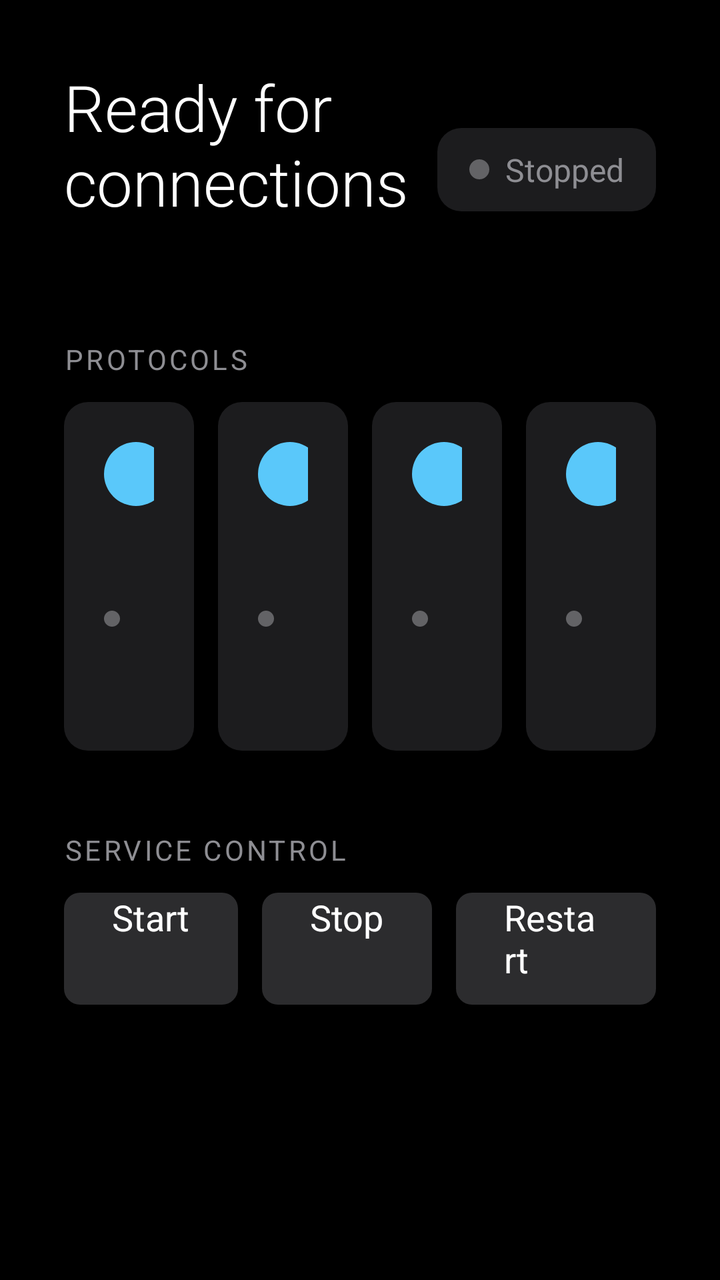
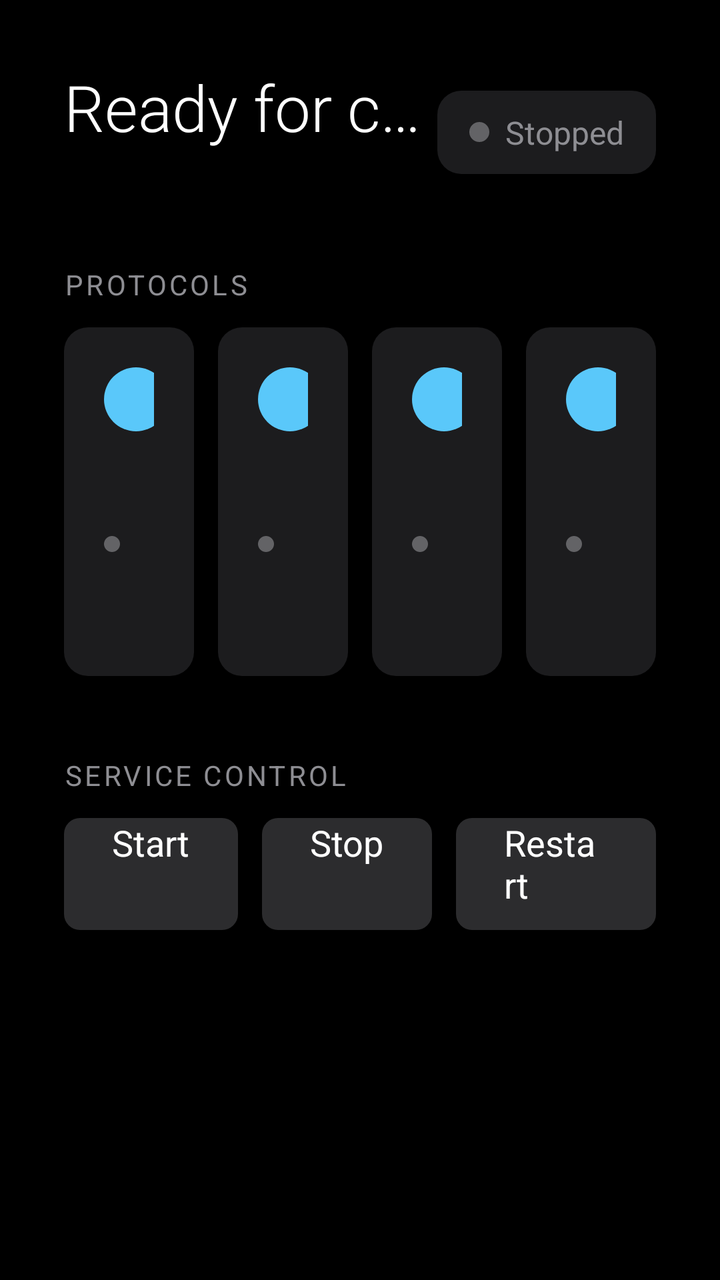

An Android layout rendered at two revisions. The XML below is the earlier revision; the diff shows what the commit changed to produce the second picture.
<!-- AndroidManifest.xml: application theme Theme.PhairPlay -->
<!-- res/layout/fragment_home.xml -->
<?xml version="1.0" encoding="utf-8"?>
<FrameLayout
    xmlns:android="http://schemas.android.com/apk/res/android"
    xmlns:app="http://schemas.android.com/apk/res-auto"
    android:layout_width="match_parent"
    android:layout_height="match_parent"
    android:background="@color/background_dark">

    <ScrollView
        android:layout_width="match_parent"
        android:layout_height="match_parent"
        android:background="@color/background_dark"
        android:fillViewport="true">

    <LinearLayout
        android:layout_width="match_parent"
        android:layout_height="wrap_content"
        android:orientation="vertical"
        android:padding="32dp">

        
        <LinearLayout
            android:layout_width="match_parent"
            android:layout_height="wrap_content"
            android:baselineAligned="false"
            android:orientation="horizontal"
            android:gravity="center_vertical"
            android:layout_marginBottom="32dp">

            <LinearLayout
                android:layout_width="0dp"
                android:layout_height="wrap_content"
                android:layout_weight="1"
                android:orientation="vertical">

                <TextView
                    android:id="@+id/text_page_title"
                    android:layout_width="wrap_content"
                    android:layout_height="wrap_content"
                    android:text="@string/home_title"
                    android:textColor="@color/text_primary"
                    android:textSize="32sp"
                    android:fontFamily="sans-serif-light" />

                <TextView
                    android:id="@+id/text_device_name"
                    android:layout_width="wrap_content"
                    android:layout_height="wrap_content"
                    android:layout_marginTop="4dp"
                    android:textColor="@color/text_secondary"
                    android:textSize="16sp" />
            </LinearLayout>

            
            <LinearLayout
                android:layout_width="wrap_content"
                android:layout_height="wrap_content"
                android:orientation="horizontal"
                android:gravity="center_vertical"
                android:background="@drawable/focus_ring_selector"
                android:paddingHorizontal="16dp"
                android:paddingVertical="10dp">

                <View
                    android:id="@+id/dot_service_state"
                    android:layout_width="10dp"
                    android:layout_height="10dp"
                    android:background="@drawable/status_dot"
                    android:layout_marginEnd="8dp" />

                <TextView
                    android:id="@+id/text_service_state"
                    android:layout_width="wrap_content"
                    android:layout_height="wrap_content"
                    android:text="@string/service_state_stopped"
                    android:textColor="@color/text_secondary"
                    android:textSize="16sp" />
            </LinearLayout>
        </LinearLayout>

        
        <TextView
            android:layout_width="wrap_content"
            android:layout_height="wrap_content"
            android:text="@string/section_protocols"
            android:textColor="@color/text_secondary"
            android:textSize="14sp"
            android:textAllCaps="true"
            android:letterSpacing="0.1"
            android:layout_marginBottom="12dp" />

        <LinearLayout
            android:id="@+id/protocol_cards_row"
            android:layout_width="match_parent"
            android:layout_height="wrap_content"
            android:baselineAligned="false"
            android:orientation="horizontal"
            android:layout_marginBottom="40dp">

            

            
            <include
                android:id="@+id/card_airplay"
                layout="@layout/card_protocol_status"
                android:layout_width="0dp"
                android:layout_height="wrap_content"
                android:layout_weight="1"
                android:layout_marginEnd="12dp" />

            
            <include
                android:id="@+id/card_dlna"
                layout="@layout/card_protocol_status"
                android:layout_width="0dp"
                android:layout_height="wrap_content"
                android:layout_weight="1"
                android:layout_marginEnd="12dp" />

            
            <include
                android:id="@+id/card_miracast"
                layout="@layout/card_protocol_status"
                android:layout_width="0dp"
                android:layout_height="wrap_content"
                android:layout_weight="1"
                android:layout_marginEnd="12dp" />

            
            <include
                android:id="@+id/card_cast"
                layout="@layout/card_protocol_status"
                android:layout_width="0dp"
                android:layout_height="wrap_content"
                android:layout_weight="1" />

        </LinearLayout>

        
        <TextView
            android:layout_width="wrap_content"
            android:layout_height="wrap_content"
            android:text="@string/section_controls"
            android:textColor="@color/text_secondary"
            android:textSize="14sp"
            android:textAllCaps="true"
            android:letterSpacing="0.1"
            android:layout_marginBottom="12dp" />

        <LinearLayout
            android:layout_width="match_parent"
            android:layout_height="wrap_content"
            android:baselineAligned="false"
            android:orientation="horizontal">

            <Button
                android:id="@+id/btn_start"
                android:layout_width="wrap_content"
                android:layout_height="56dp"
                android:layout_marginEnd="12dp"
                android:paddingHorizontal="24dp"
                android:text="@string/action_start"
                android:textColor="@color/text_primary"
                android:textSize="18sp"
                android:background="@drawable/btn_control_selector"
                android:focusable="true"
                android:nextFocusRight="@id/btn_stop" />

            <Button
                android:id="@+id/btn_stop"
                android:layout_width="wrap_content"
                android:layout_height="56dp"
                android:layout_marginEnd="12dp"
                android:paddingHorizontal="24dp"
                android:text="@string/action_stop"
                android:textColor="@color/text_primary"
                android:textSize="18sp"
                android:background="@drawable/btn_control_selector"
                android:focusable="true"
                android:nextFocusLeft="@id/btn_start"
                android:nextFocusRight="@id/btn_restart" />

            <Button
                android:id="@+id/btn_restart"
                android:layout_width="wrap_content"
                android:layout_height="56dp"
                android:paddingHorizontal="24dp"
                android:text="@string/action_restart"
                android:textColor="@color/text_primary"
                android:textSize="18sp"
                android:background="@drawable/btn_control_selector"
                android:focusable="true"
                android:nextFocusLeft="@id/btn_stop" />

        </LinearLayout>

    </LinearLayout>
    </ScrollView>



</FrameLayout>
<!-- res/layout/card_protocol_status.xml (included above) -->
<?xml version="1.0" encoding="utf-8"?>
<LinearLayout
    xmlns:android="http://schemas.android.com/apk/res/android"
    android:layout_width="match_parent"
    android:layout_height="wrap_content"
    android:orientation="vertical"
    android:padding="20dp"
    android:background="@drawable/focus_ring_selector"
    android:focusable="true">

    
    <ImageView
        android:id="@+id/img_protocol_icon"
        android:layout_width="32dp"
        android:layout_height="32dp"
        android:layout_marginBottom="12dp"
        android:src="@drawable/ic_airplay"
        android:importantForAccessibility="no" />

    
    <TextView
        android:id="@+id/text_protocol_name"
        android:layout_width="wrap_content"
        android:layout_height="wrap_content"
        android:textColor="@color/text_primary"
        android:textSize="20sp"
        android:fontFamily="sans-serif-medium"
        android:layout_marginBottom="8dp" />

    
    <LinearLayout
        android:layout_width="wrap_content"
        android:layout_height="wrap_content"
        android:orientation="horizontal"
        android:gravity="center_vertical"
        android:layout_marginBottom="6dp">

        <View
            android:id="@+id/dot_protocol_status"
            android:layout_width="8dp"
            android:layout_height="8dp"
            android:background="@drawable/status_dot"
            android:layout_marginEnd="6dp" />

        <TextView
            android:id="@+id/text_protocol_state"
            android:layout_width="wrap_content"
            android:layout_height="wrap_content"
            android:textColor="@color/text_secondary"
            android:textSize="14sp" />
    </LinearLayout>

    
    <TextView
        android:id="@+id/text_protocol_detail"
        android:layout_width="match_parent"
        android:layout_height="wrap_content"
        android:textColor="@color/text_tertiary"
        android:textSize="12sp"
        android:minLines="2"
        android:maxLines="2"
        android:ellipsize="end" />

</LinearLayout>
<!-- resources referenced by this layout -->
<resources>
  <color name="background_dark">#FF000000</color>
  <color name="text_primary">#FFFFFFFF</color>
  <color name="text_secondary">#FF8E8E93</color>
  <color name="text_tertiary">#FF636366</color>
  <!-- drawable btn_control_selector (drawable) -->
  <?xml version="1.0" encoding="utf-8"?>
  <selector xmlns:android="http://schemas.android.com/apk/res/android">
      <item android:state_focused="true">
          <shape android:shape="rectangle">
              <solid android:color="@color/accent_blue" />
              <corners android:radius="8dp" />
          </shape>
      </item>
      <item android:state_pressed="true">
          <shape android:shape="rectangle">
              <solid android:color="@color/accent_blue_pressed" />
              <corners android:radius="8dp" />
          </shape>
      </item>
      <item>
          <shape android:shape="rectangle">
              <solid android:color="@color/background_surface_elevated" />
              <corners android:radius="8dp" />
          </shape>
      </item>
  </selector>
  <!-- drawable ic_airplay (drawable) -->
  <?xml version="1.0" encoding="utf-8"?>
  <shape xmlns:android="http://schemas.android.com/apk/res/android"
      android:shape="oval">
      <size android:width="32dp" android:height="32dp" />
      <solid android:color="@color/protocol_airplay" />
  </shape>
  <!-- drawable status_dot (drawable) -->
  <?xml version="1.0" encoding="utf-8"?>
  <shape xmlns:android="http://schemas.android.com/apk/res/android"
      android:shape="oval">
      <size android:width="12dp" android:height="12dp" />
      <solid android:color="@color/status_disabled" />
  </shape>
  <string name="action_restart">Restart</string>
  <string name="action_start">Start</string>
  <string name="action_stop">Stop</string>
  <string name="home_title">Ready for connections</string>
  <string name="section_controls">Service Control</string>
  <string name="section_protocols">Protocols</string>
  <string name="service_state_stopped">Stopped</string>
  <style name="Theme.PhairPlay" parent="@style/Theme.AppCompat.Leanback">
          <item name="android:windowBackground">@color/background_dark</item>
          <item name="android:colorPrimary">@color/accent_blue</item>
          <item name="android:colorPrimaryDark">@color/background_dark</item>
          <item name="android:colorAccent">@color/accent_blue</item>
          <item name="android:textColorPrimary">@color/text_primary</item>
          <item name="android:textColorSecondary">@color/text_secondary</item>
          <item name="android:statusBarColor">@color/background_dark</item>
          <item name="android:navigationBarColor">@color/background_dark</item>
      </style>
  <color name="accent_blue">#FF1A73E8</color>
  <color name="accent_blue_pressed">#FF1557B0</color>
  <color name="background_surface_elevated">#FF2C2C2E</color>
  <color name="focus_ring">#FF1A73E8</color>
  <color name="background_surface">#FF1C1C1E</color>
  <color name="protocol_airplay">#FF5AC8FA</color>
  <color name="status_disabled">#FF636366</color>
  <!-- unchanged entries left out for length: 1 -->
</resources>

<!-- the commit's change to res/layout/fragment_home.xml (unified diff, before → after) -->
@@ -40,6 +40,8 @@
                     android:text="@string/home_title"
                     android:textColor="@color/text_primary"
                     android:textSize="32sp"
+                    android:maxLines="1"
+                    android:ellipsize="end"
                     android:fontFamily="sans-serif-light" />
 
                 <TextView
